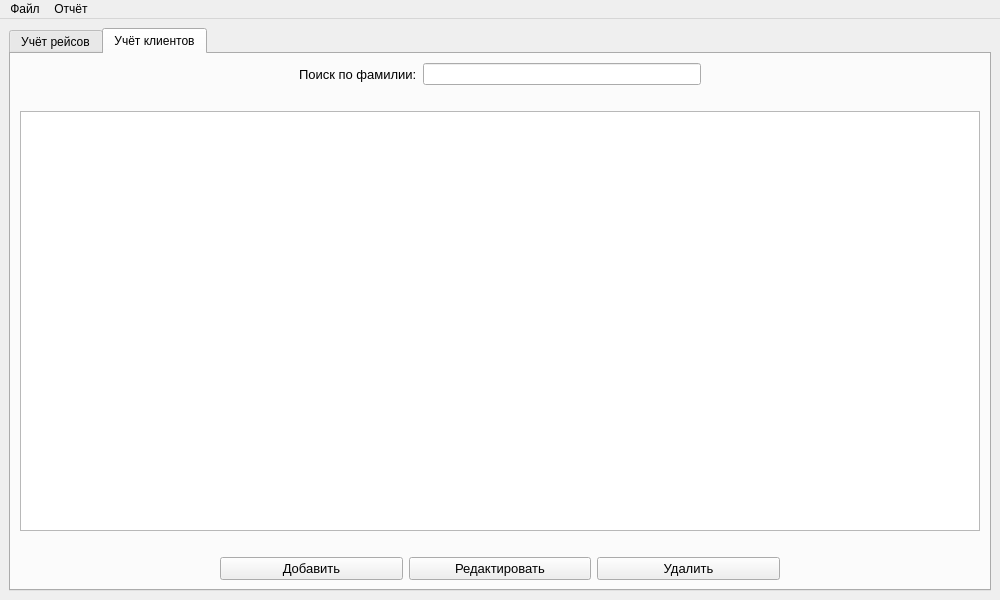
Above: mainwindow.ui from VladRoven/Qt-project-railway-station before the change. Below: the same form after it.
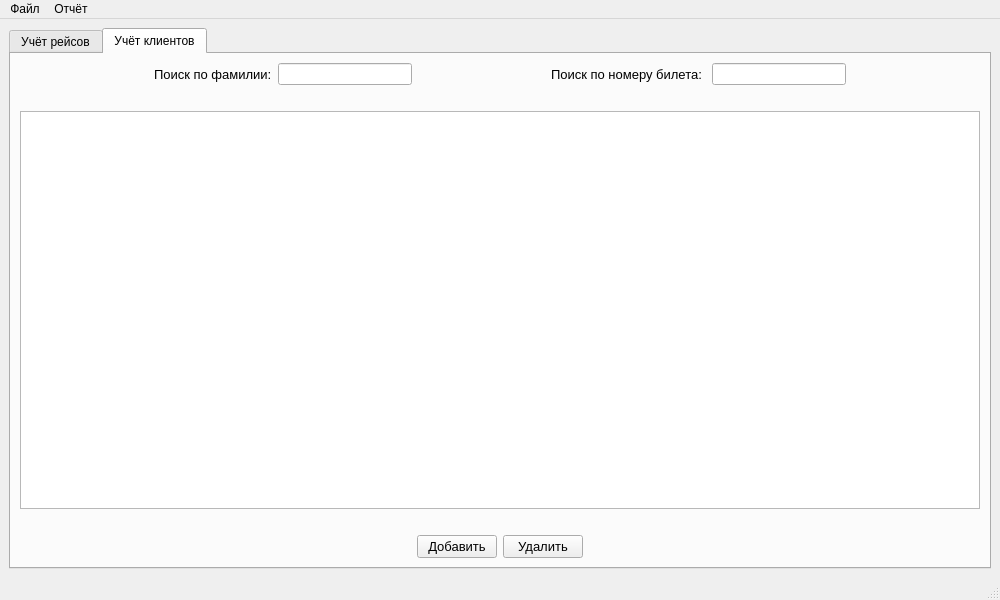
That is the form after the change. The open tabs and pages were chosen to show the change.

Commit message: Add status bar & fix bag

Diff of the .ui file:
```diff
--- a/mainwindow.ui
+++ b/mainwindow.ui
@@ -375,6 +375,34 @@
           <item>
            <widget class="QLineEdit" name="search_client"/>
           </item>
+          <item>
+           <spacer name="horizontalSpacer_10">
+            <property name="orientation">
+             <enum>Qt::Horizontal</enum>
+            </property>
+            <property name="sizeHint" stdset="0">
+             <size>
+              <width>40</width>
+              <height>20</height>
+             </size>
+            </property>
+           </spacer>
+          </item>
+          <item>
+           <widget class="QLabel" name="label_6">
+            <property name="font">
+             <font>
+              <pointsize>10</pointsize>
+             </font>
+            </property>
+            <property name="text">
+             <string>Поиск по номеру билета: </string>
+            </property>
+           </widget>
+          </item>
+          <item>
+           <widget class="QLineEdit" name="search_ticket"/>
+          </item>
           <item>
            <spacer name="horizontalSpacer_5">
             <property name="orientation">
@@ -460,7 +488,7 @@
              <enum>Qt::Horizontal</enum>
             </property>
             <property name="sizeType">
-             <enum>QSizePolicy::Fixed</enum>
+             <enum>QSizePolicy::Expanding</enum>
             </property>
             <property name="sizeHint" stdset="0">
              <size>
@@ -485,21 +513,6 @@
             </property>
            </widget>
           </item>
-          <item>
-           <widget class="QPushButton" name="btn_edit_client">
-            <property name="font">
-             <font>
-              <pointsize>10</pointsize>
-             </font>
-            </property>
-            <property name="cursor">
-             <cursorShape>PointingHandCursor</cursorShape>
-            </property>
-            <property name="text">
-             <string>Редактировать</string>
-            </property>
-           </widget>
-          </item>
           <item>
            <widget class="QPushButton" name="btn_del_client">
             <property name="font">
@@ -520,12 +533,9 @@
             <property name="orientation">
              <enum>Qt::Horizontal</enum>
             </property>
-            <property name="sizeType">
-             <enum>QSizePolicy::Fixed</enum>
-            </property>
             <property name="sizeHint" stdset="0">
              <size>
-              <width>200</width>
+              <width>40</width>
               <height>20</height>
              </size>
             </property>
@@ -564,6 +574,7 @@
    <addaction name="menu"/>
    <addaction name="menu_2"/>
   </widget>
+  <widget class="QStatusBar" name="status_line"/>
   <action name="open_file">
    <property name="text">
     <string>Открыть файл</string>
```
Left out of the diff: 33 changed lines with no effect on the pictures. The commit also changes 2 other files.
